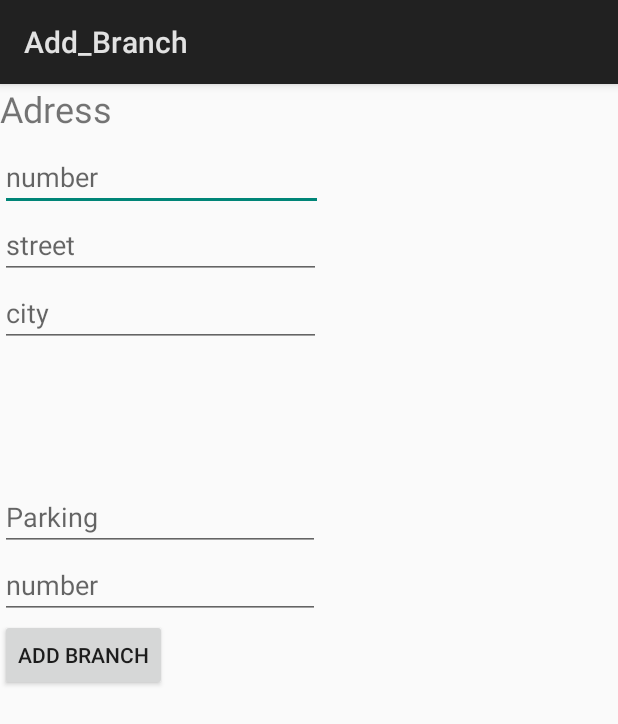
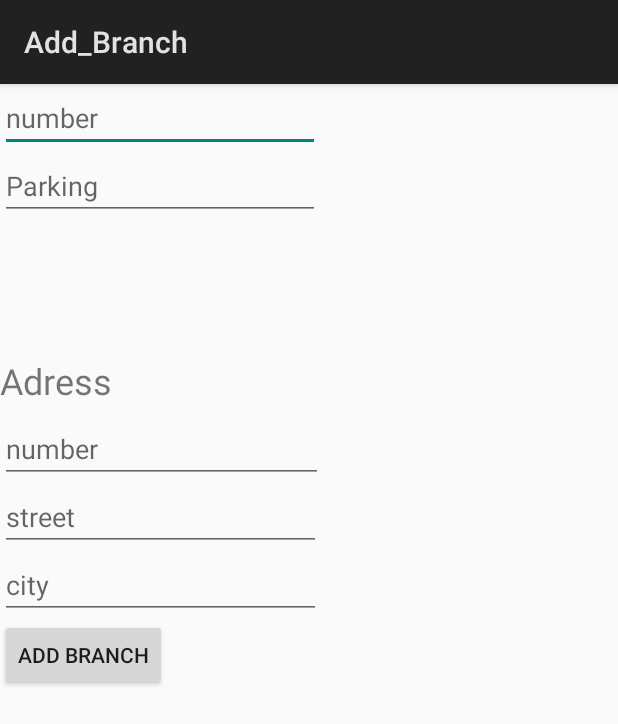
Before and after one commit to elisheva100/AndroidProject, an Android app: the AddBranchActivity screen opened directly, with no data from a screen before it, on a phone screen of 412 x 824 dp. Shown: the top 724 px of the screen. Run offline under Robolectric (Android 15) with nearby library versions, the phone set to English and light mode, and no system bars.

Commit message:
add activities_1

```diff
--- a/AndroidStudioProjects/TakeAndGo/app/src/main/java/com/example/owner/takeandgo/controller/AddBranchActivity.java
+++ b/AndroidStudioProjects/TakeAndGo/app/src/main/java/com/example/owner/takeandgo/controller/AddBranchActivity.java
@@ -126,7 +126,7 @@ public class AddBranchActivity extends Activity implements View.OnClickListener
             protected void onPostExecute(Long numResult) {
                 super.onPostExecute(numResult);
                 if (numResult != Long.valueOf(-1))
-                    Toast.makeText(AddBranchActivity.this, "insert number: " + numResult +" added successfully", Toast.LENGTH_LONG).show();
+                    Toast.makeText(AddBranchActivity.this, "Branch number: " + numResult +" was added successfully", Toast.LENGTH_LONG).show();
             }
 
             @Override
--- a/AndroidStudioProjects/TakeAndGo/app/src/main/java/com/example/owner/takeandgo/controller/AddCarActivity.java
+++ b/AndroidStudioProjects/TakeAndGo/app/src/main/java/com/example/owner/takeandgo/controller/AddCarActivity.java
@@ -177,7 +177,7 @@ public class AddCarActivity extends Activity implements View.OnClickListener {
                 protected void onPostExecute(Long numResult) {
                     super.onPostExecute(numResult);
                     if (numResult != Long.valueOf(-1))
-                        Toast.makeText(AddCarActivity.this, "insert car: " + numResult + "successfully", Toast.LENGTH_LONG).show();
+                        Toast.makeText(AddCarActivity.this, "car number: " + numResult + " was added successfully", Toast.LENGTH_LONG).show();
                 }
 
                 @Override
--- a/AndroidStudioProjects/TakeAndGo/app/src/main/java/com/example/owner/takeandgo/controller/AddCarModelActivity.java
+++ b/AndroidStudioProjects/TakeAndGo/app/src/main/java/com/example/owner/takeandgo/controller/AddCarModelActivity.java
@@ -128,7 +128,7 @@ public class AddCarModelActivity extends Activity implements View.OnClickListene
             protected void onPostExecute(Integer numResult) {
                 super.onPostExecute(numResult);
                 if (numResult != -1)
-                    Toast.makeText(AddCarModelActivity.this, "car number: " + numResult + "successfully", Toast.LENGTH_LONG).show();
+                    Toast.makeText(AddCarModelActivity.this, "car model : " + numResult + " was added successfully", Toast.LENGTH_LONG).show();
             }
 
             @Override
--- a/AndroidStudioProjects/TakeAndGo/app/src/main/java/com/example/owner/takeandgo/controller/AddClientActivity.java
+++ b/AndroidStudioProjects/TakeAndGo/app/src/main/java/com/example/owner/takeandgo/controller/AddClientActivity.java
@@ -184,7 +184,7 @@ public class AddClientActivity extends Activity implements View.OnClickListener
                 protected void onPostExecute(String result) {
                     super.onPostExecute(result);
                     if (result != null)
-                        Toast.makeText(AddClientActivity.this, "client: " + result + " added successfully", Toast.LENGTH_LONG).show();
+                        Toast.makeText(AddClientActivity.this, "client: " + result + " was added successfully", Toast.LENGTH_LONG).show();
                 }
 
                 @Override
--- a/AndroidStudioProjects/TakeAndGo/app/src/main/res/layout/activity_add_branch.xml
+++ b/AndroidStudioProjects/TakeAndGo/app/src/main/res/layout/activity_add_branch.xml
@@ -7,6 +7,28 @@
     android:orientation="vertical"
     tools:context="com.example.owner.takeandgo.controller.AddBranchActivity"
     android:weightSum="1">
+
+    <EditText
+        android:id="@+id/BranchNumberEditText"
+        android:layout_width="wrap_content"
+        android:layout_height="wrap_content"
+        android:ems="10"
+        android:hint="@string/number"
+        android:inputType="number" />
+
+    <EditText
+        android:id="@+id/ParkingEditText"
+        android:layout_width="wrap_content"
+        android:layout_height="wrap_content"
+        android:ems="10"
+        android:hint="@string/parking"
+        android:inputType="number" />
+
+    <Space
+        android:layout_width="match_parent"
+        android:layout_height="wrap_content"
+        android:layout_weight="0.20" />
+
     <LinearLayout
         android:layout_width="433dp"
         android:layout_height="wrap_content"
@@ -42,28 +64,6 @@
 
     </LinearLayout>
 
-    <Space
-        android:layout_width="match_parent"
-        android:layout_height="wrap_content"
-        android:layout_weight="0.20" />
-
-    <EditText
-        android:id="@+id/ParkingEditText"
-        android:layout_width="wrap_content"
-        android:layout_height="wrap_content"
-        android:ems="10"
-        android:hint="@string/parking"
-        android:inputType="number" />
-
-
-    <EditText
-        android:id="@+id/BranchNumberEditText"
-        android:layout_width="wrap_content"
-        android:layout_height="wrap_content"
-        android:ems="10"
-        android:hint="@string/number"
-        android:inputType="number" />
-
 
     <Button
         android:id="@+id/addBranchButton"
```
Also changed, not shown: AndroidStudioProjects/TakeAndGo/app/src/main/java/com/example/owner/takeandgo/controller/CustomAdapter.java (added, +54 -0 lines), AndroidStudioProjects/TakeAndGo/app/src/main/res/layout/color_spiner_items.xml (added, +21 -0 lines), AndroidStudioProjects/TakeAndGo/app/src/main/res/drawable/ic_launcher.png (added), AndroidStudioProjects/TakeAndGo/app/src/main/res/drawable/white.jpg (added).
